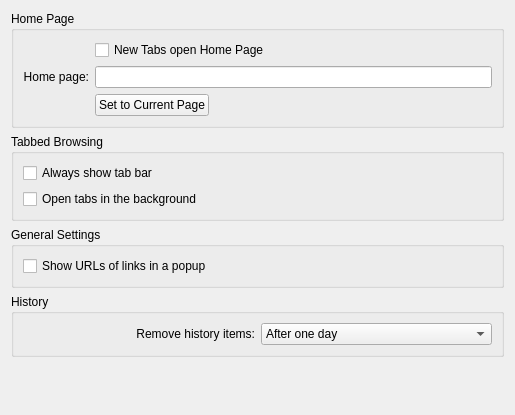
Above: src/settings_general.ui from KDE/rekonq before the change. Below: the same form after it.
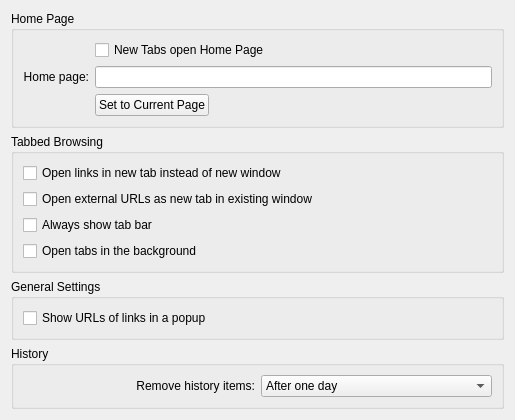
That is the form after the change. Custom widgets are drawn as their Qt base class.

Commit message: Fixing rekonq Multi Windows behaviour and Added options about tabbed (or not) browsing..

```diff
--- a/src/settings_general.ui
+++ b/src/settings_general.ui
@@ -80,6 +80,20 @@
       <string>Tabbed Browsing</string>
      </property>
      <layout class="QVBoxLayout" name="verticalLayout">
+      <item>
+       <widget class="QCheckBox" name="kcfg_openTabNoWindow">
+        <property name="text">
+         <string>Open links in new tab instead of new window</string>
+        </property>
+       </widget>
+      </item>
+      <item>
+       <widget class="QCheckBox" name="kcfg_externalUrlNewTab">
+        <property name="text">
+         <string>Open external URLs as new tab in existing window</string>
+        </property>
+       </widget>
+      </item>
       <item>
        <widget class="QCheckBox" name="kcfg_alwaysShowTabBar">
         <property name="text">
```
The commit also changes 9 other files.
